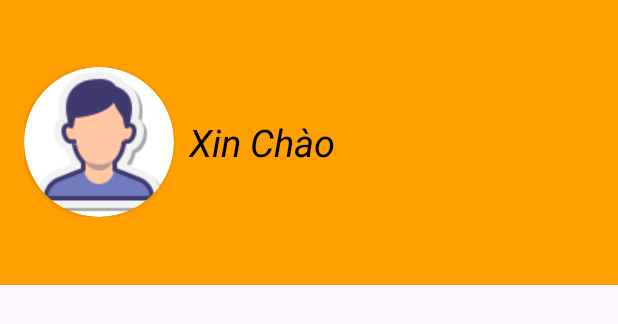
After one commit to Sidv1405/Library-Management, an Android app: the layout nav_header.xml on its own in the app's theme, with its tools: preview values and no code run, on a phone screen of 412 x 824 dp. The commit adds this screen. Shown: the top 324 px of the screen. Run offline under Robolectric (Android 15) with nearby library versions, the phone set to English and light mode, and no system bars.

Commit message:
add navigationView(menu,toolbar,header) in MainActivity.xml

```diff
--- /dev/null
+++ b/app/src/main/res/drawable/menu_ic_add.xml
@@ -0,0 +1,5 @@
+<vector android:height="30dp" android:tint="#000000"
+    android:viewportHeight="24" android:viewportWidth="24"
+    android:width="30dp" xmlns:android="http://schemas.android.com/apk/res/android">
+    <path android:fillColor="@android:color/white" android:pathData="M19,13h-6v6h-2v-6H5v-2h6V5h2v6h6v2z"/>
+</vector>
--- /dev/null
+++ b/app/src/main/res/drawable/menu_ic_book.xml
@@ -0,0 +1,5 @@
+<vector android:autoMirrored="true" android:height="30dp"
+    android:tint="#000000" android:viewportHeight="24"
+    android:viewportWidth="24" android:width="30dp" xmlns:android="http://schemas.android.com/apk/res/android">
+    <path android:fillColor="@android:color/white" android:pathData="M4,6L2,6v14c0,1.1 0.9,2 2,2h14v-2L4,20L4,6zM20,2L8,2c-1.1,0 -2,0.9 -2,2v12c0,1.1 0.9,2 2,2h12c1.1,0 2,-0.9 2,-2L22,4c0,-1.1 -0.9,-2 -2,-2zM19,11L9,11L9,9h10v2zM15,15L9,15v-2h6v2zM19,7L9,7L9,5h10v2z"/>
+</vector>
--- /dev/null
+++ b/app/src/main/res/drawable/menu_ic_home.xml
@@ -0,0 +1,5 @@
+<vector android:height="30dp" android:tint="#000000"
+    android:viewportHeight="24" android:viewportWidth="24"
+    android:width="30dp" xmlns:android="http://schemas.android.com/apk/res/android">
+    <path android:fillColor="@android:color/white" android:pathData="M10,20v-6h4v6h5v-8h3L12,3 2,12h3v8z"/>
+</vector>
--- /dev/null
+++ b/app/src/main/res/drawable/menu_ic_logout.xml
@@ -0,0 +1,5 @@
+<vector android:autoMirrored="true" android:height="30dp"
+    android:tint="#000000" android:viewportHeight="24"
+    android:viewportWidth="24" android:width="30dp" xmlns:android="http://schemas.android.com/apk/res/android">
+    <path android:fillColor="@android:color/white" android:pathData="M17,7l-1.41,1.41L18.17,11H8v2h10.17l-2.58,2.58L17,17l5,-5zM4,5h8V3H4c-1.1,0 -2,0.9 -2,2v14c0,1.1 0.9,2 2,2h8v-2H4V5z"/>
+</vector>
--- /dev/null
+++ b/app/src/main/res/drawable/menu_ic_money.xml
@@ -0,0 +1,5 @@
+<vector android:height="24dp" android:tint="#000000"
+    android:viewportHeight="24" android:viewportWidth="24"
+    android:width="24dp" xmlns:android="http://schemas.android.com/apk/res/android">
+    <path android:fillColor="@android:color/white" android:pathData="M11.8,10.9c-2.27,-0.59 -3,-1.2 -3,-2.15 0,-1.09 1.01,-1.85 2.7,-1.85 1.78,0 2.44,0.85 2.5,2.1h2.21c-0.07,-1.72 -1.12,-3.3 -3.21,-3.81V3h-3v2.16c-1.94,0.42 -3.5,1.68 -3.5,3.61 0,2.31 1.91,3.46 4.7,4.13 2.5,0.6 3,1.48 3,2.41 0,0.69 -0.49,1.79 -2.7,1.79 -2.06,0 -2.87,-0.92 -2.98,-2.1h-2.2c0.12,2.19 1.76,3.42 3.68,3.83V21h3v-2.15c1.95,-0.37 3.5,-1.5 3.5,-3.55 0,-2.84 -2.43,-3.81 -4.7,-4.4z"/>
+</vector>
--- /dev/null
+++ b/app/src/main/res/drawable/menu_ic_repass.xml
@@ -0,0 +1,5 @@
+<vector android:height="30dp" android:tint="#000000"
+    android:viewportHeight="24" android:viewportWidth="24"
+    android:width="30dp" xmlns:android="http://schemas.android.com/apk/res/android">
+    <path android:fillColor="@android:color/white" android:pathData="M21,10h-8.35C11.83,7.67 9.61,6 7,6c-3.31,0 -6,2.69 -6,6s2.69,6 6,6c2.61,0 4.83,-1.67 5.65,-4H13l2,2l2,-2l2,2l4,-4.04L21,10zM7,15c-1.65,0 -3,-1.35 -3,-3c0,-1.65 1.35,-3 3,-3s3,1.35 3,3C10,13.65 8.65,15 7,15z"/>
+</vector>
--- /dev/null
+++ b/app/src/main/res/drawable/menu_ic_top.xml
@@ -0,0 +1,5 @@
+<vector android:height="30dp" android:tint="#000000"
+    android:viewportHeight="24" android:viewportWidth="24"
+    android:width="30dp" xmlns:android="http://schemas.android.com/apk/res/android">
+    <path android:fillColor="@android:color/white" android:pathData="M8,11h3v10h2V11h3l-4,-4 -4,4zM4,3v2h16V3H4z"/>
+</vector>
--- /dev/null
+++ b/app/src/main/res/layout/nav_header.xml
@@ -0,0 +1,42 @@
+<?xml version="1.0" encoding="utf-8"?>
+<LinearLayout xmlns:android="http://schemas.android.com/apk/res/android"
+    xmlns:app="http://schemas.android.com/apk/res-auto"
+    android:layout_width="match_parent"
+    android:layout_height="190dp"
+    android:background="#FF9F00"
+    android:gravity="center"
+    android:orientation="vertical"
+    android:padding="16dp"
+    android:theme="@style/ThemeOverlay.AppCompat.Dark">
+
+    <LinearLayout
+        android:layout_width="match_parent"
+        android:layout_height="wrap_content">
+
+        <androidx.cardview.widget.CardView
+            android:layout_width="wrap_content"
+            android:layout_height="wrap_content"
+            android:layout_gravity="center"
+            app:cardCornerRadius="50dp">
+
+            <ImageView
+                android:layout_width="100dp"
+                android:layout_height="100dp"
+                android:src="@drawable/menu_avatar" />
+
+        </androidx.cardview.widget.CardView>
+
+        <TextView
+            android:id="@+id/txtUser"
+            android:layout_width="wrap_content"
+            android:layout_height="wrap_content"
+            android:layout_gravity="center"
+            android:layout_marginLeft="10dp"
+            android:text="Xin Chào "
+            android:textColor="@color/black"
+            android:textSize="25sp"
+            android:textStyle="italic" />
+    </LinearLayout>
+
+
+</LinearLayout>
```
Also changed, not shown: app/src/main/res/drawable/menu_ic_category.xml (added, +8 -0 lines), app/src/main/res/drawable/menu_ic_menber.xml (added, +10 -0 lines), app/src/main/res/layout/activity_main.xml (+36 -11 lines), app/src/main/res/layout/toolbar.xml (added, +8 -0 lines), app/src/main/res/menu/menu.xml (added, +50 -0 lines), app/src/main/res/drawable/menu_avatar.png (added).
